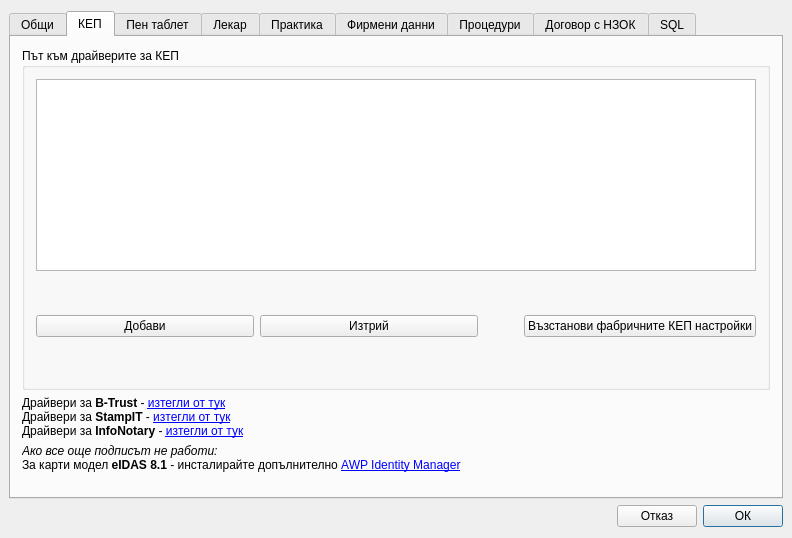
Qt form src/View/Widgets/SettingsDialog.ui (thefinalcutbg/DinoDent) before a commit.
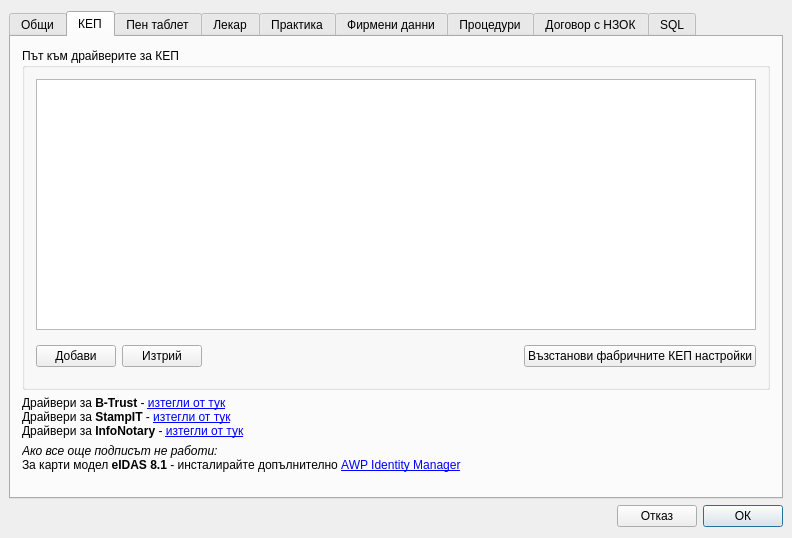
The same form after that commit. The open tabs and pages were chosen to show the change. Custom widgets are drawn as their Qt base class.

Patch:
```diff
--- a/src/View/Widgets/SettingsDialog.ui
+++ b/src/View/Widgets/SettingsDialog.ui
@@ -296,12 +296,12 @@
             <item>
              <spacer name="horizontalSpacer_4">
               <property name="orientation">
-               <enum>Qt::Vertical</enum>
+               <enum>Qt::Orientation::Horizontal</enum>
               </property>
               <property name="sizeHint" stdset="0">
                <size>
-                <width>40</width>
-                <height>20</height>
+                <width>20</width>
+                <height>40</height>
                </size>
               </property>
              </spacer>
```
Left out of the diff: 110 changed lines with no effect on the pictures.
